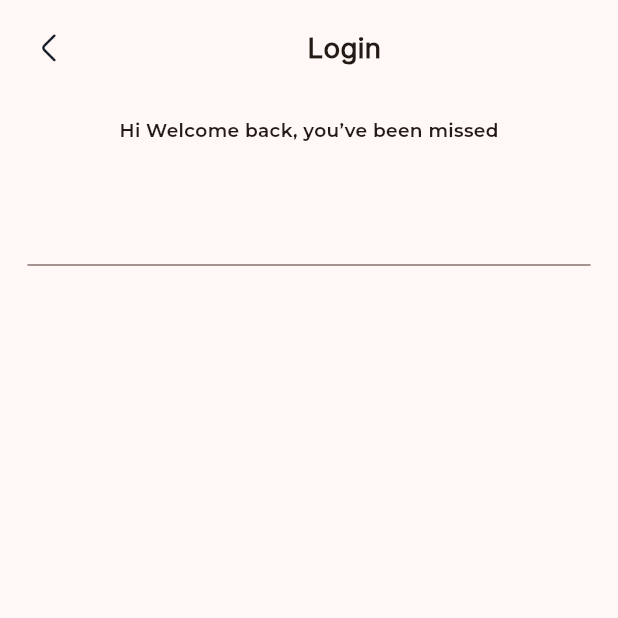
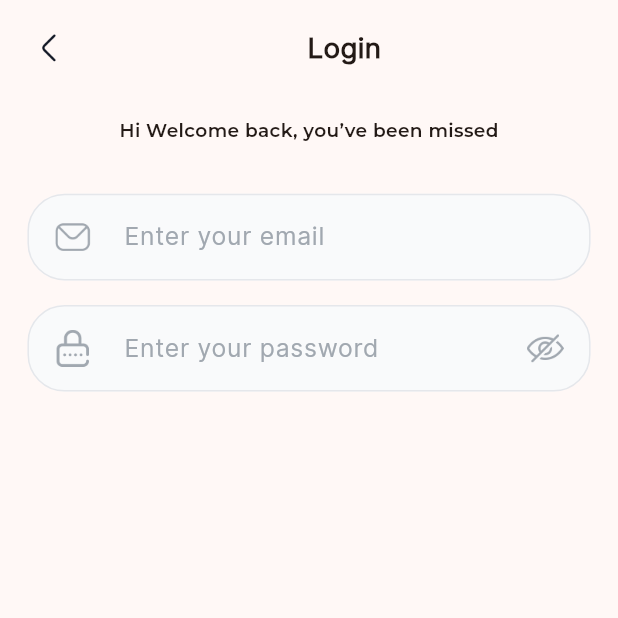
Before and after one commit to AhmedSaad912000/suits-app, a Flutter app: the LoginView screen opened directly, on a phone screen of 412 x 824 dp, the top half of it. Run offline on Flutter 3.47's test engine with Material 3 defaults, Android fonts, the phone set to English and light mode, and no system bars; our stand-ins replace easy_localization, flutter_screenutil, flutter_svg; project files that could hold a hidden picture were left out.

Commit message:
first work

```diff
--- a/lib/views/auth/login/view.dart
+++ b/lib/views/auth/login/view.dart
@@ -1,5 +1,6 @@
 import 'package:flutter/material.dart';
 import 'package:flutter_screenutil/flutter_screenutil.dart';
+import 'package:suits/core/design/app_image.dart';
 import 'package:suits/core/design/my_appbar.dart';
 
 class LoginView extends StatelessWidget {
@@ -20,8 +21,39 @@ class LoginView extends StatelessWidget {
               fontFamily: 'Montserrat',
             ),),
             SizedBox(height: 32.h,),
-            TextFormField(
+            Padding(
+              padding:  EdgeInsetsDirectional.only(bottom: 16.h),
+              child: TextFormField(
+                decoration: InputDecoration(
+                  prefixIcon:Padding(
+                    padding:  EdgeInsetsDirectional.all(16.r),
+                    child: AppImage('e-mail.png',height: 24.h,width: 24.w,),
+                  ),
+                  hintText: 'Enter your email',
 
+                    ),
+
+              ),
+            ),
+            Padding(
+              padding:  EdgeInsetsDirectional.only(bottom: 16.h),
+              child: TextFormField(
+                obscureText: true,
+                decoration: InputDecoration(
+                  prefixIcon:Padding(
+                    padding:  EdgeInsetsDirectional.all(16.r),
+                    child: AppImage('password.png',height: 24.h,width: 24.w,),
+                  ),
+                  hintText: 'Enter your password',
+                  suffixIcon: Padding(
+                    padding:  EdgeInsets.all(16.r),
+                    child: AppImage('visibility_off.png',height: 24.h,width: 24.w,),
+                  ),
+
+
+                    ),
+
+              ),
             ),
 
 
```
Also changed, not shown: lib/main.dart (+18 -1 lines), assets/images/e-mail.png (added), assets/images/password.png (added), assets/images/visibility.jpg (added), assets/images/visibility_off.png (added).
